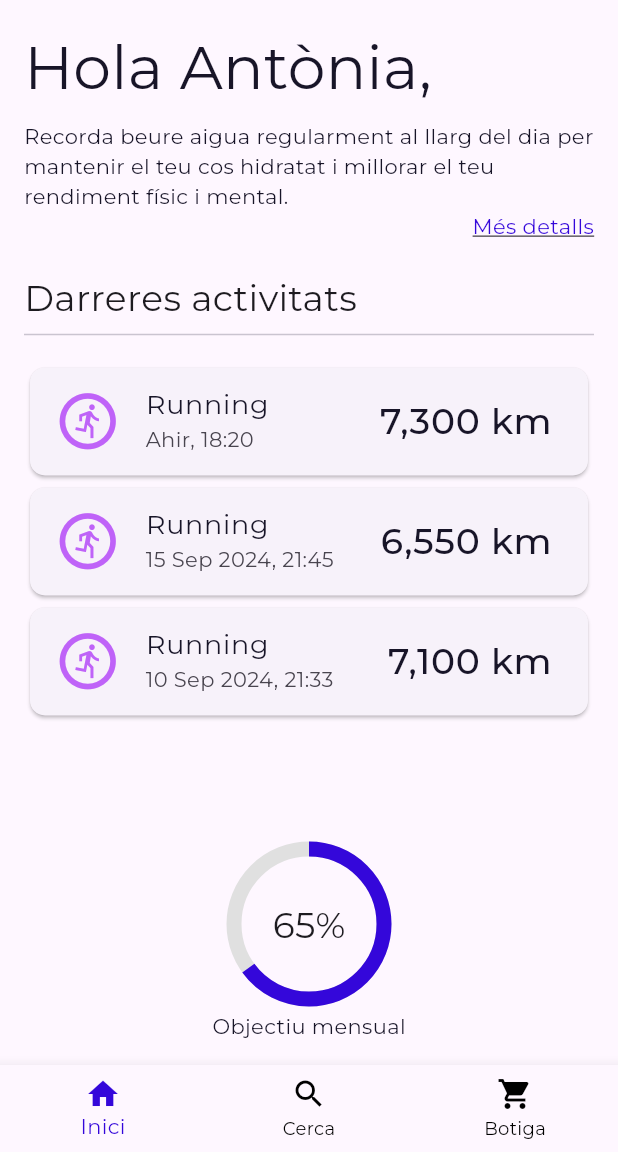
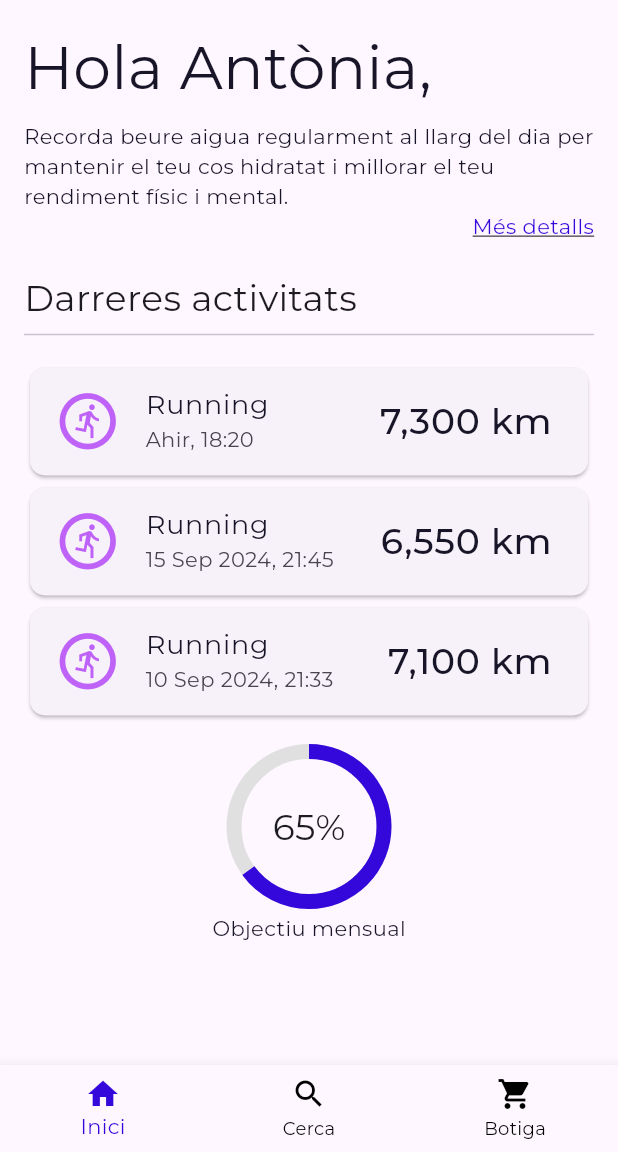
Before and after one commit to aguve/activitat_1punt3, a Flutter app: the screen it shows after launch, on a phone screen of 412 x 824 dp, the part 84-1236 px from its top. Run offline on Flutter 3.47's test engine with Material 3 defaults, Android fonts, the light colour scheme and no system bars; our stand-ins replace google_fonts; network calls fail.

Commit message:
SingleChildScrollView added to the home_page and profile_page. Also some visual changes made.

```diff
--- a/lib/screens/home_page.dart
+++ b/lib/screens/home_page.dart
@@ -37,7 +37,8 @@ class HomePage extends StatelessWidget {
           ),
         ],
       ),
-      body: Padding(
+      body: SingleChildScrollView(
+        child: Padding(
           padding: const EdgeInsets.all(16.0),
           child: Column(
             crossAxisAlignment: CrossAxisAlignment.start,
@@ -67,9 +68,11 @@ class HomePage extends StatelessWidget {
               ),
               const Divider(),
               const SizedBox(height: 10),
-            Expanded(
-              child: ListView(
-                // llista amb cada una de les darreres activitas de l'usuari
+              ListView(
+                shrinkWrap: true,
+                // Permet que ListView funcioni dins del SingleChildScrollView
+                physics: const NeverScrollableScrollPhysics(),
+                // Desactiva el desplaçament dins de ListView
                 children: [
                   activityTile('Running', 'Ahir, 18:20', '7,300 km',
                       Icons.run_circle_outlined),
@@ -78,7 +81,6 @@ class HomePage extends StatelessWidget {
                   activityTile('Running', '10 Sep 2024, 21:33', '7,100 km',
                       Icons.run_circle_outlined),
                 ],
-              ),
               ),
               const SizedBox(height: 20),
               // Indicador de progrés personal
@@ -110,6 +112,7 @@ class HomePage extends StatelessWidget {
             ],
           ),
         ),
+      ),
       bottomNavigationBar: BottomNavigationBar(
         items: const <BottomNavigationBarItem>[
           BottomNavigationBarItem(
--- a/lib/styles/widgets/stat_card.dart
+++ b/lib/styles/widgets/stat_card.dart
@@ -10,7 +10,7 @@ Widget statCard(IconData icon, String label, String value) {
     color: const Color(0xffbf63f8),
     shape: RoundedRectangleBorder(borderRadius: BorderRadius.circular(10)),
     child: Padding(
-      padding: const EdgeInsets.symmetric(horizontal: 16, vertical: 12),
+      padding: const EdgeInsets.symmetric(horizontal: 12, vertical: 10),
       child: Column(
         children: [
           Icon(icon, size: 30),
```
Also changed, not shown: lib/screens/profile_page.dart (+17 -13 lines). Lines whose indentation alone changed are shown as unchanged.
